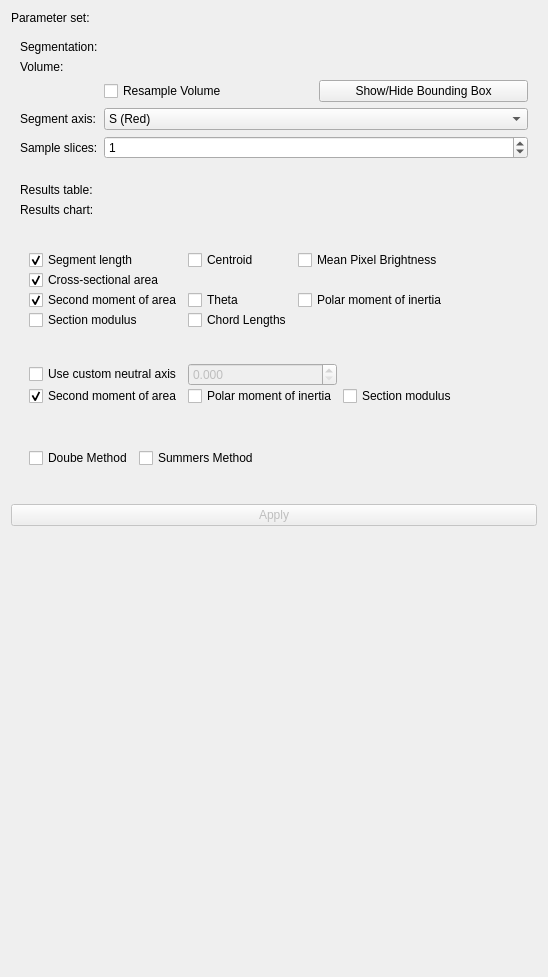
Before: the Qt Designer form Module/Resources/UI/SegmentSliceGeometry.ui in jmhuie/SlicerBiomech, drawn with Qt 5.
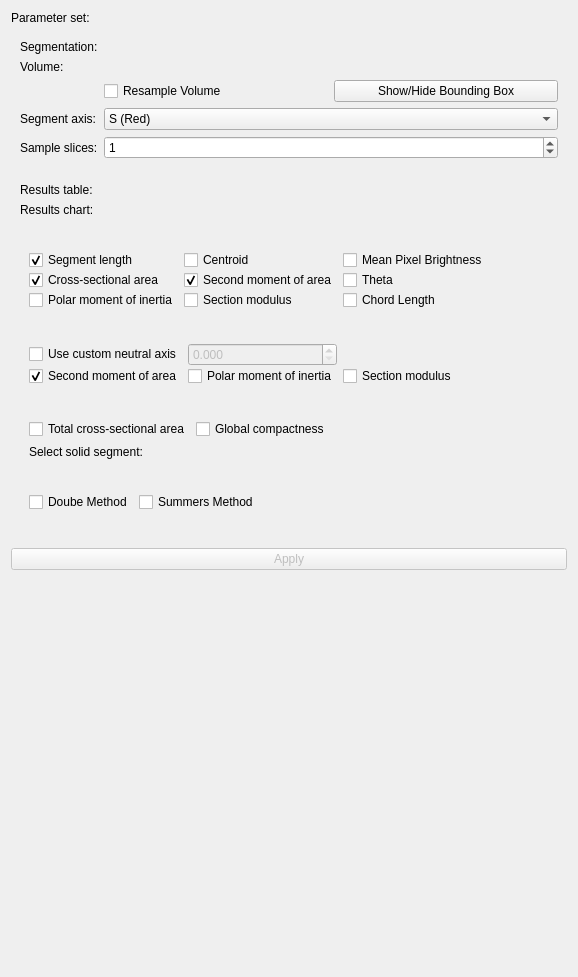
After: the same form once the commit is applied. Custom widgets are drawn as their Qt base class.

Commit message: added global compactness capability and fixed plotting

What changed in the file:
```diff
--- a/Module/Resources/UI/SegmentSliceGeometry.ui
+++ b/Module/Resources/UI/SegmentSliceGeometry.ui
@@ -6,7 +6,7 @@
    <rect>
     <x>0</x>
     <y>0</y>
-    <width>548</width>
+    <width>578</width>
     <height>977</height>
    </rect>
   </property>
@@ -341,7 +341,7 @@
       <item row="9" column="0" colspan="2">
        <widget class="ctkCollapsibleGroupBox" name="groupBox_1" native="true">
         <property name="title" stdset="0">
-         <string>Select calculations:</string>
+         <string>Select calculations to compute:</string>
         </property>
         <property name="collapsed" stdset="0">
          <bool>false</bool>
@@ -385,7 +385,7 @@
               </property>
              </widget>
             </item>
-            <item row="2" column="1">
+            <item row="1" column="2">
              <widget class="QCheckBox" name="ThetacheckBox">
               <property name="text">
                <string>Theta</string>
@@ -395,16 +395,16 @@
               </property>
              </widget>
             </item>
-            <item row="3" column="1">
+            <item row="3" column="2">
              <widget class="QCheckBox" name="RcheckBox">
               <property name="text">
-               <string>Chord Lengths</string>
+               <string>Chord Length</string>
               </property>
               <property name="checked">
                <bool>false</bool>
               </property>
              </widget>
-            </item>            
+            </item>
             <item row="1" column="0">
              <widget class="QCheckBox" name="CSAcheckBox">
               <property name="text">
@@ -425,7 +425,7 @@
               </property>
              </widget>
             </item>
-            <item row="2" column="0">
+            <item row="1" column="1">
              <widget class="QCheckBox" name="SMAcheckBox_1">
               <property name="text">
                <string>Second moment of area</string>
@@ -435,7 +435,7 @@
               </property>
              </widget>
             </item>
-            <item row="3" column="0">
+            <item row="3" column="1">
              <widget class="QCheckBox" name="MODcheckBox_1">
               <property name="text">
                <string>Section modulus</string>
@@ -445,7 +445,7 @@
               </property>
              </widget>
             </item>
-            <item row="2" column="2">
+            <item row="3" column="0">
              <widget class="QCheckBox" name="PolarcheckBox_1">
               <property name="text">
                <string>Polar moment of inertia</string>
@@ -471,7 +471,7 @@
       <item row="11" column="0" colspan="2">
        <widget class="ctkCollapsibleGroupBox" name="groupBox_2" native="true">
         <property name="title" stdset="0">
-         <string>Set the neutral axis:</string>
+         <string>Second moment of area with custom neutral axis:</string>
         </property>
         <property name="collapsed" stdset="0">
          <bool>false</bool>
@@ -573,6 +573,61 @@
         </property>
        </widget>
       </item>
+      <item row="13" column="0" colspan="2">
+       <widget class="ctkCollapsibleGroupBox" name="groupBox_2" native="true">
+        <property name="title" stdset="0">
+         <string>Total cross-sectional area and global compactness:</string>
+        </property>
+        <property name="collapsed" stdset="0">
+         <bool>false</bool>
+        </property>
+        <layout class="QFormLayout" name="formLayout_7">
+         <item row="0" column="0">
+          <widget class="QCheckBox" name="TotalAreacheckBox">
+           <property name="text">
+            <string>Total cross-sectional area</string>
+           </property>
+           <property name="checked">
+            <bool>false</bool>
+           </property>
+          </widget>
+         </item>
+         <item row="0" column="1">
+          <widget class="QCheckBox" name="CompactnesscheckBox"> 
+           <property name="text">
+            <string>Global compactness</string>
+           </property>
+           <property name="checked">
+            <bool>false</bool>
+           </property>
+          </widget>
+         </item>
+         <item row="1" column="0">
+          <widget class="QLabel" name="label">
+           <property name="text">
+            <string>Select solid segment:</string>
+           </property>
+          </widget>
+         </item>
+         <item row="1" column="2">
+          <widget class="qMRMLSegmentSelectorWidget" name="areaSegmentSelector" native="true">
+           <property name = "enabled">
+            <bool>false</bool>
+           </property> 
+           <property name="sizePolicy">
+            <sizepolicy hsizetype="Expanding" vsizetype="Preferred">
+             <horstretch>0</horstretch>
+             <verstretch>0</verstretch>
+            </sizepolicy>
+           </property>
+           <property name="segmentationNodeSelectorVisible" stdset="0">
+            <bool>true</bool>
+           </property>
+          </widget>
+         </item>
+        </layout>
+       </widget>
+      </item>
       <item row="14" column="0">
        <widget class="Line" name="line_3">
         <property name="orientation">
@@ -588,7 +643,7 @@
         <property name="collapsed" stdset="0">
          <bool>true</bool>
         </property>
-        <layout class="QFormLayout" name="formLayout_8">
+        <layout class="QFormLayout" name="formLayout_7">
          <item row="0" column="0">
           <widget class="QCheckBox" name="DoubecheckBox">
            <property name="text">
```
Left out of the diff: 26 changed lines with no effect on the pictures. Lines whose indentation alone changed are shown as unchanged. The commit also changes 2 other files.
